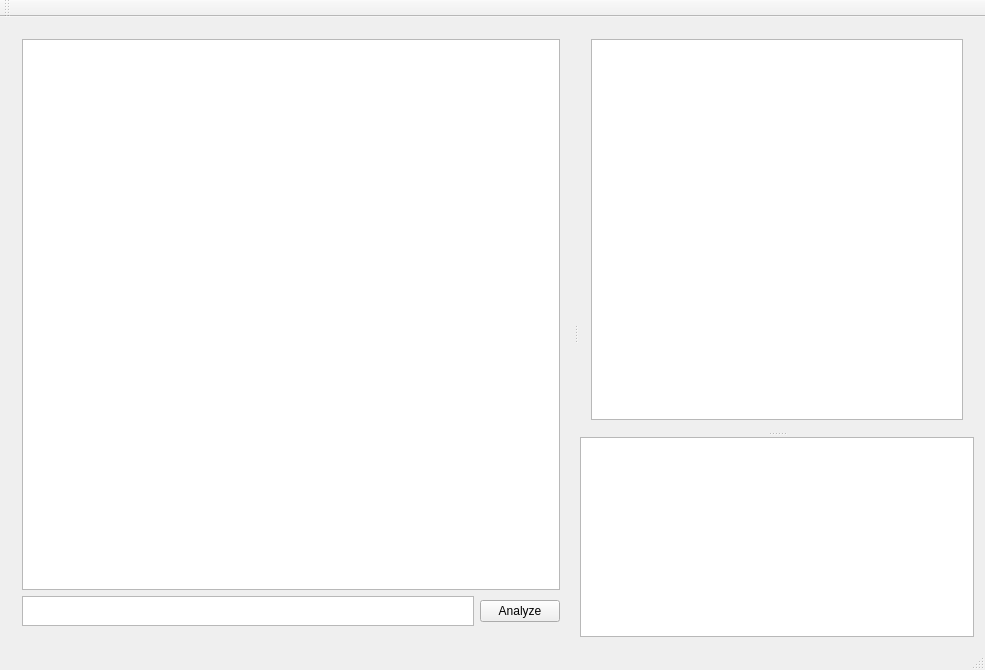
Old version of the form mainwindow.ui in the repository vladimirevterev/DiskAnalyzer.
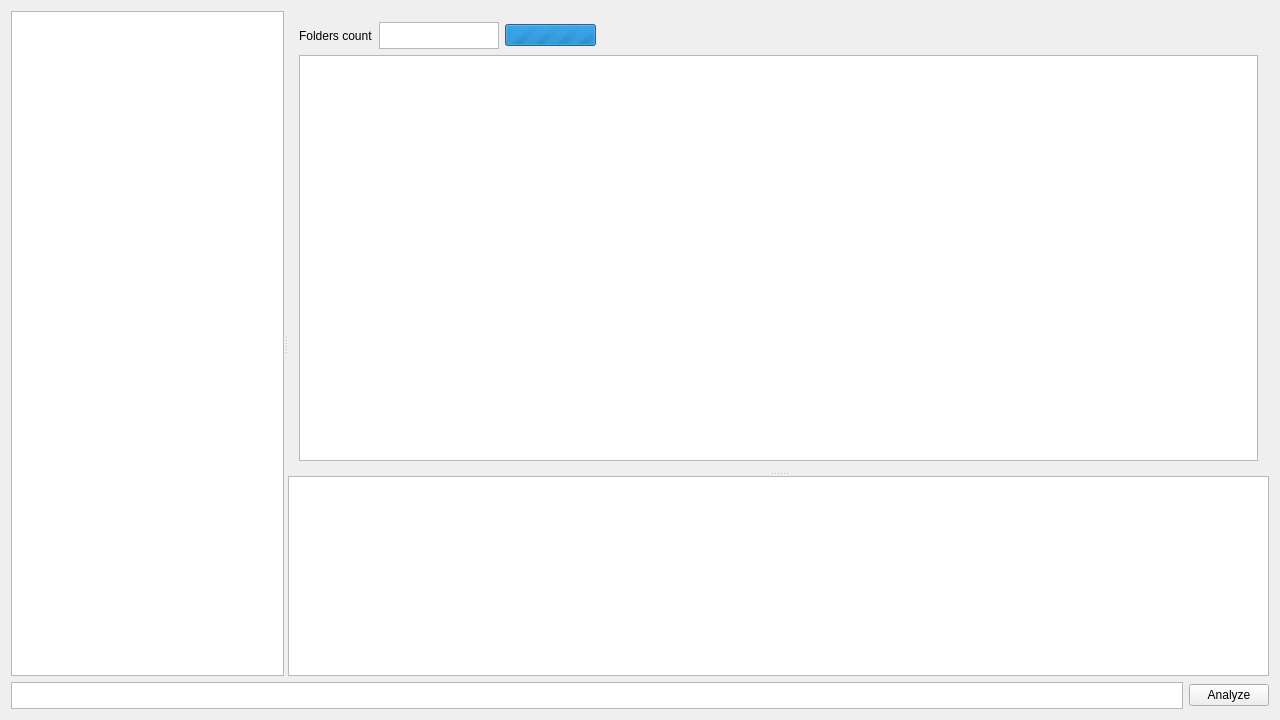
New version of the form.

Commit message: refactor main form: added folders count text field, added progress bar

Patch:
```diff
--- a/mainwindow.ui
+++ b/mainwindow.ui
@@ -6,8 +6,8 @@
    <rect>
     <x>0</x>
     <y>0</y>
-    <width>985</width>
-    <height>670</height>
+    <width>1280</width>
+    <height>720</height>
    </rect>
   </property>
   <property name="sizePolicy">
@@ -78,98 +78,103 @@
      <verstretch>0</verstretch>
     </sizepolicy>
    </property>
-   <layout class="QHBoxLayout" name="horizontalLayout_4">
+   <layout class="QVBoxLayout" name="verticalLayout_2">
     <item>
      <widget class="QSplitter" name="splitter_2">
       <property name="orientation">
        <enum>Qt::Horizontal</enum>
       </property>
-      <property name="handleWidth">
-       <number>9</number>
-      </property>
-      <widget class="QWidget" name="layoutWidget">
-       <layout class="QVBoxLayout" name="verticalLayout_3">
-        <property name="spacing">
-         <number>6</number>
-        </property>
-        <item>
-         <widget class="QTreeView" name="dirTree">
-          <property name="sizePolicy">
-           <sizepolicy hsizetype="Preferred" vsizetype="Expanding">
-            <horstretch>0</horstretch>
-            <verstretch>0</verstretch>
-           </sizepolicy>
-          </property>
-          <property name="minimumSize">
-           <size>
-            <width>100</width>
-            <height>0</height>
-           </size>
-          </property>
-          <property name="sortingEnabled">
-           <bool>false</bool>
-          </property>
-         </widget>
-        </item>
-        <item>
-         <layout class="QHBoxLayout" name="horizontalLayout">
-          <property name="spacing">
-           <number>6</number>
-          </property>
-          <property name="sizeConstraint">
-           <enum>QLayout::SetDefaultConstraint</enum>
-          </property>
-          <item>
-           <widget class="QTextEdit" name="analysisPath">
-            <property name="sizePolicy">
-             <sizepolicy hsizetype="Expanding" vsizetype="Fixed">
-              <horstretch>0</horstretch>
-              <verstretch>0</verstretch>
-             </sizepolicy>
-            </property>
-            <property name="minimumSize">
-             <size>
-              <width>0</width>
-              <height>30</height>
-             </size>
-            </property>
-            <property name="maximumSize">
-             <size>
-              <width>16777215</width>
-              <height>30</height>
-             </size>
-            </property>
-           </widget>
-          </item>
-          <item>
-           <widget class="QPushButton" name="analyzeButton">
-            <property name="sizePolicy">
-             <sizepolicy hsizetype="Fixed" vsizetype="Fixed">
-              <horstretch>0</horstretch>
-              <verstretch>0</verstretch>
-             </sizepolicy>
-            </property>
-            <property name="text">
-             <string>Analyze</string>
-            </property>
-           </widget>
-          </item>
-         </layout>
-        </item>
-       </layout>
+      <widget class="QTreeView" name="dirTree">
+       <property name="sizePolicy">
+        <sizepolicy hsizetype="Expanding" vsizetype="Expanding">
+         <horstretch>0</horstretch>
+         <verstretch>0</verstretch>
+        </sizepolicy>
+       </property>
+       <property name="minimumSize">
+        <size>
+         <width>0</width>
+         <height>0</height>
+        </size>
+       </property>
+       <property name="sizeAdjustPolicy">
+        <enum>QAbstractScrollArea::AdjustToContents</enum>
+       </property>
+       <property name="sortingEnabled">
+        <bool>false</bool>
+       </property>
       </widget>
       <widget class="QSplitter" name="splitter">
        <property name="orientation">
         <enum>Qt::Vertical</enum>
        </property>
-       <property name="handleWidth">
-        <number>6</number>
-       </property>
-       <widget class="QWidget" name="layoutWidget">
-        <layout class="QHBoxLayout" name="horizontalLayout_2" stretch="1">
-         <property name="spacing">
-          <number>1</number>
-         </property>
+       <widget class="QWidget" name="">
+        <layout class="QVBoxLayout" name="verticalLayout">
+         <item>
+          <layout class="QHBoxLayout" name="horizontalLayout_3">
+           <item>
+            <widget class="QLabel" name="label">
+             <property name="text">
+              <string>Folders count</string>
+             </property>
+            </widget>
+           </item>
+           <item>
+            <widget class="QTextBrowser" name="foldersCountText">
+             <property name="sizePolicy">
+              <sizepolicy hsizetype="Fixed" vsizetype="Fixed">
+               <horstretch>0</horstretch>
+               <verstretch>0</verstretch>
+              </sizepolicy>
+             </property>
+             <property name="minimumSize">
+              <size>
+               <width>120</width>
+               <height>27</height>
+              </size>
+             </property>
+             <property name="maximumSize">
+              <size>
+               <width>120</width>
+               <height>27</height>
+              </size>
+             </property>
+            </widget>
+           </item>
+           <item>
+            <widget class="QProgressBar" name="progressBar">
+             <property name="sizePolicy">
+              <sizepolicy hsizetype="Fixed" vsizetype="Fixed">
+               <horstretch>0</horstretch>
+               <verstretch>0</verstretch>
+              </sizepolicy>
+             </property>
+             <property name="maximum">
+              <number>0</number>
+             </property>
+             <property name="value">
+              <number>0</number>
+             </property>
+             <property name="invertedAppearance">
+              <bool>false</bool>
+             </property>
+            </widget>
+           </item>
+           <item>
+            <spacer name="horizontalSpacer">
+             <property name="orientation">
+              <enum>Qt::Horizontal</enum>
+             </property>
+             <property name="sizeHint" stdset="0">
+              <size>
+               <width>40</width>
+               <height>20</height>
+              </size>
+             </property>
+            </spacer>
+           </item>
+          </layout>
+         </item>
          <item>
           <widget class="QTableView" name="groupsView">
            <property name="sizePolicy">
@@ -244,26 +249,59 @@
       </widget>
      </widget>
     </item>
+    <item>
+     <layout class="QHBoxLayout" name="horizontalLayout">
+      <property name="spacing">
+       <number>6</number>
+      </property>
+      <property name="sizeConstraint">
+       <enum>QLayout::SetDefaultConstraint</enum>
+      </property>
+      <item>
+       <widget class="QTextEdit" name="analysisPath">
+        <property name="sizePolicy">
+         <sizepolicy hsizetype="Expanding" vsizetype="Fixed">
+          <horstretch>0</horstretch>
+          <verstretch>0</verstretch>
+         </sizepolicy>
+        </property>
+        <property name="minimumSize">
+         <size>
+          <width>0</width>
+          <height>27</height>
+         </size>
+        </property>
+        <property name="maximumSize">
+         <size>
+          <width>16777215</width>
+          <height>27</height>
+         </size>
+        </property>
+       </widget>
+      </item>
+      <item>
+       <widget class="QPushButton" name="analyzeButton">
+        <property name="sizePolicy">
+         <sizepolicy hsizetype="Fixed" vsizetype="Fixed">
+          <horstretch>0</horstretch>
+          <verstretch>0</verstretch>
+         </sizepolicy>
+        </property>
+        <property name="text">
+         <string>Analyze</string>
+        </property>
+       </widget>
+      </item>
+     </layout>
+    </item>
    </layout>
-  </widget>
-  <widget class="QToolBar" name="mainToolBar">
-   <attribute name="toolBarArea">
-    <enum>TopToolBarArea</enum>
-   </attribute>
-   <attribute name="toolBarBreak">
-    <bool>false</bool>
-   </attribute>
-  </widget>
-  <widget class="QStatusBar" name="statusBar"/>
-  <widget class="QMenuBar" name="menuBar">
-   <property name="geometry">
-    <rect>
-     <x>0</x>
-     <y>0</y>
-     <width>985</width>
-     <height>25</height>
-    </rect>
-   </property>
+   <zorder>layoutWidget</zorder>
+   <zorder>splitter</zorder>
+   <zorder>checkBox</zorder>
+   <zorder>horizontalSpacer_2</zorder>
+   <zorder>horizontalSpacer_3</zorder>
+   <zorder>checkBox</zorder>
+   <zorder>verticalLayoutWidget</zorder>
   </widget>
  </widget>
  <layoutdefault spacing="6" margin="11"/>
```
The commit also changes 17 other files.
